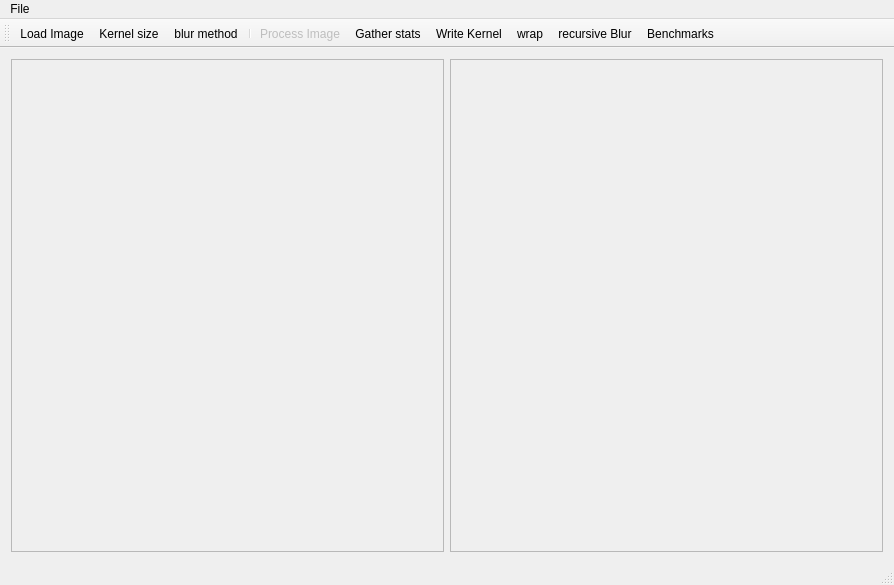
This is GaussianSmooth/mainwindow.ui in gosom/img-proc-p2 as Qt 5 draws it before an edit. The edited form follows.
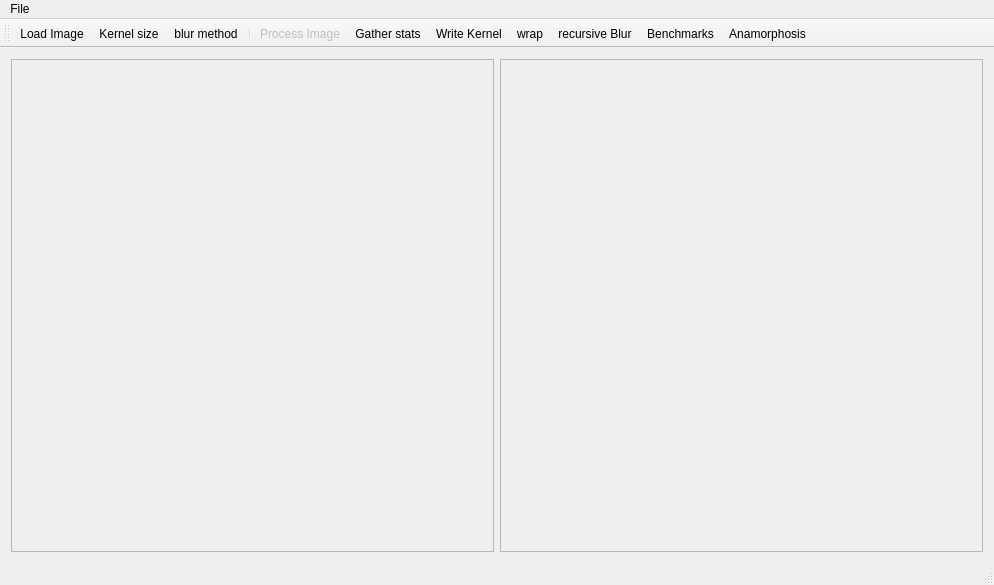
This is the edited form.

Commit message: added cylinder anamorphosis

The edit to the form file:
```diff
--- a/GaussianSmooth/mainwindow.ui
+++ b/GaussianSmooth/mainwindow.ui
@@ -6,7 +6,7 @@
    <rect>
     <x>0</x>
     <y>0</y>
-    <width>894</width>
+    <width>994</width>
     <height>585</height>
    </rect>
   </property>
@@ -31,7 +31,7 @@
         <rect>
          <x>0</x>
          <y>0</y>
-         <width>431</width>
+         <width>481</width>
          <height>489</height>
         </rect>
        </property>
@@ -52,7 +52,7 @@
         <rect>
          <x>0</x>
          <y>0</y>
-         <width>431</width>
+         <width>481</width>
          <height>489</height>
         </rect>
        </property>
@@ -67,7 +67,7 @@
     <rect>
      <x>0</x>
      <y>0</y>
-     <width>894</width>
+     <width>994</width>
      <height>23</height>
     </rect>
    </property>
@@ -105,6 +105,7 @@
    <addaction name="actionWrap"/>
    <addaction name="actionRecursive_Blur"/>
    <addaction name="actionBenchmarks"/>
+   <addaction name="actionAnamorphosis"/>
   </widget>
   <action name="actionLoad_Image">
    <property name="text">
@@ -157,6 +158,11 @@
     <string>Benchmarks</string>
    </property>
   </action>
+  <action name="actionAnamorphosis">
+   <property name="text">
+    <string>Anamorphosis</string>
+   </property>
+  </action>
  </widget>
  <layoutdefault spacing="6" margin="11"/>
  <resources/>
```
The commit also changes 46 other files.
